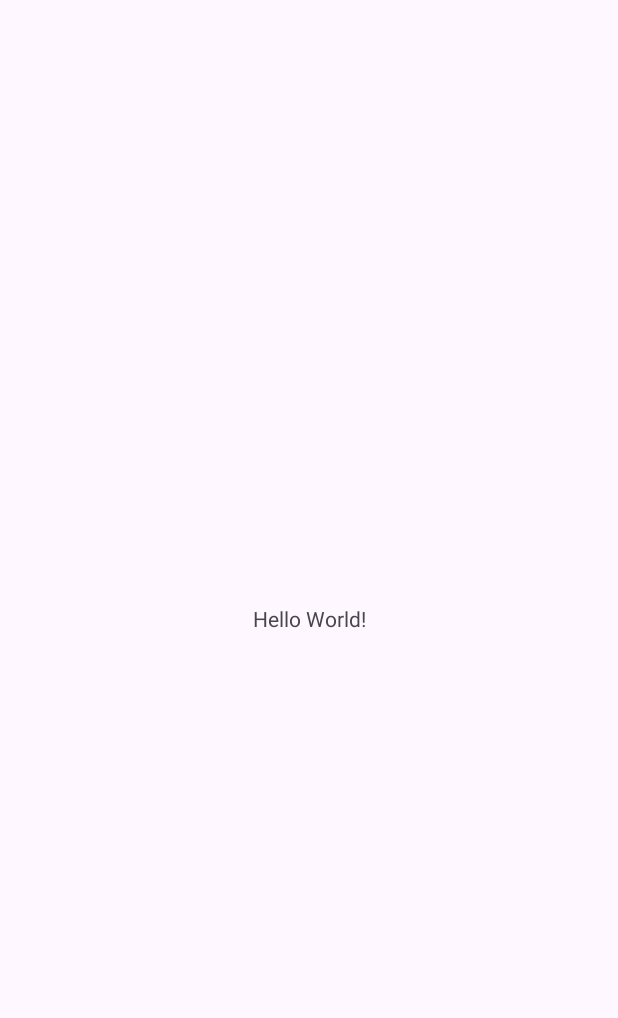
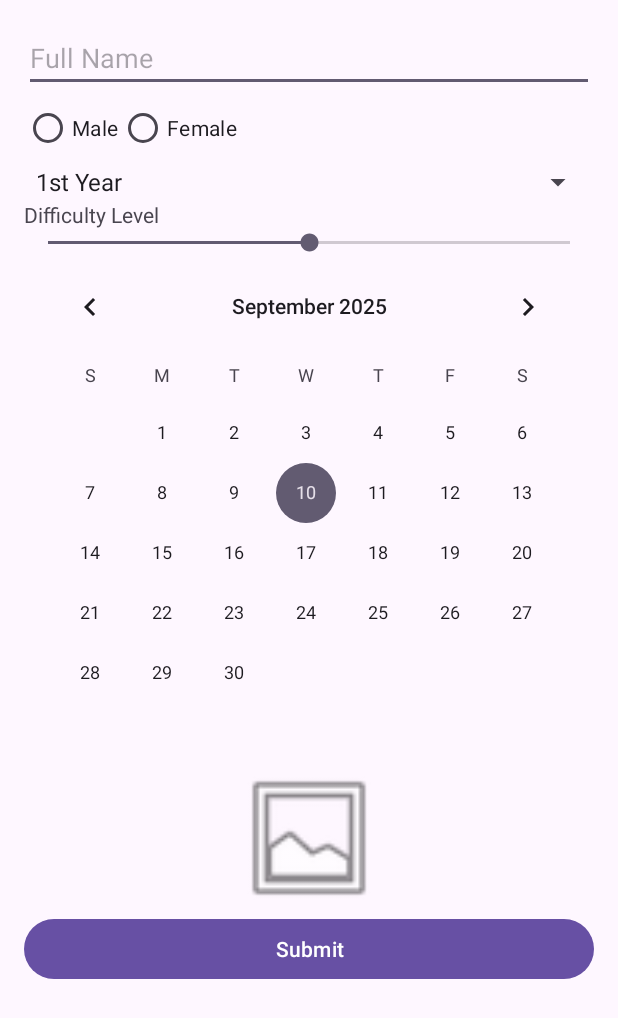
Before and after one commit to Andreas0x07/android-programming, an Android app: the screen it shows after launch (MainActivity), on a phone screen of 412 x 824 dp. Before the commit the part shown is almost empty. Shown: the top 1018 px of the screen. Run offline under Robolectric (Android 15) with nearby library versions, the phone set to English and light mode, and no system bars.

Commit message:
Add player registration form

```diff
--- a/app/src/main/java/com/example/bugsgame/MainActivity.kt
+++ b/app/src/main/java/com/example/bugsgame/MainActivity.kt
@@ -1,20 +1,107 @@
 package com.example.bugsgame
 
 import android.os.Bundle
-import androidx.activity.enableEdgeToEdge
+import android.view.View
+import android.widget.*
 import androidx.appcompat.app.AppCompatActivity
-import androidx.core.view.ViewCompat
-import androidx.core.view.WindowInsetsCompat
+import java.util.*
 
 class MainActivity : AppCompatActivity() {
+
+    // Data structure to hold user info
+    data class Player(
+        var fullName: String = "",
+        var gender: String = "",
+        var course: String = "",
+        var difficulty: Int = 0,
+        var birthDate: Calendar = Calendar.getInstance(),
+        var zodiac: String = ""
+    )
+
+    private val player = Player()
+
     override fun onCreate(savedInstanceState: Bundle?) {
         super.onCreate(savedInstanceState)
-        enableEdgeToEdge()
         setContentView(R.layout.activity_main)
-        ViewCompat.setOnApplyWindowInsetsListener(findViewById(R.id.main)) { v, insets ->
-            val systemBars = insets.getInsets(WindowInsetsCompat.Type.systemBars())
-            v.setPadding(systemBars.left, systemBars.top, systemBars.right, systemBars.bottom)
-            insets
+
+        // Find views
+        val etFullName: EditText = findViewById(R.id.etFullName)
+        val rgGender: RadioGroup = findViewById(R.id.rgGender)
+        val spCourse: Spinner = findViewById(R.id.spCourse)
+        val sbDifficulty: SeekBar = findViewById(R.id.sbDifficulty)
+        val cvBirthDate: CalendarView = findViewById(R.id.cvBirthDate)
+        val ivZodiac: ImageView = findViewById(R.id.ivZodiac)
+        val btnSubmit: Button = findViewById(R.id.btnSubmit)
+        val tvOutput: TextView = findViewById(R.id.tvOutput)
+
+        // Populate Spinner with courses (example: 1-5)
+        val courses = arrayOf("1st Year", "2nd Year", "3rd Year", "4th Year")
+        val adapter = ArrayAdapter(this, android.R.layout.simple_spinner_item, courses)
+        spCourse.adapter = adapter
+
+        // Calendar listener to update birth date
+        cvBirthDate.setOnDateChangeListener { _, year, month, day ->
+            player.birthDate.set(year, month, day)
+            player.zodiac = getZodiacSign(player.birthDate)
+            ivZodiac.setImageResource(getZodiacImage(player.zodiac))
+        }
+
+        // Submit button click
+        btnSubmit.setOnClickListener {
+            player.fullName = etFullName.text.toString()
+            val selectedGenderId = rgGender.checkedRadioButtonId
+            player.gender = if (selectedGenderId == R.id.rbMale) "Male" else "Female"
+            player.course = spCourse.selectedItem.toString()
+            player.difficulty = sbDifficulty.progress
+
+            // Display data
+            tvOutput.text = """
+                Full Name: ${player.fullName}
+                Gender: ${player.gender}
+                Course: ${player.course}
+                Difficulty: ${player.difficulty}
+                Birth Date: ${player.birthDate.get(Calendar.DAY_OF_MONTH)}/${player.birthDate.get(Calendar.MONTH) + 1}/${player.birthDate.get(Calendar.YEAR)}
+                Zodiac: ${player.zodiac}
+            """.trimIndent()
+        }
+    }
+
+    // Function to calculate zodiac sign
+    private fun getZodiacSign(date: Calendar): String {
+        val day = date.get(Calendar.DAY_OF_MONTH)
+        val month = date.get(Calendar.MONTH) + 1  // Months are 0-based
+        return when {
+            (month == 3 && day >= 21) || (month == 4 && day <= 19) -> "Aries"
+            (month == 4 && day >= 20) || (month == 5 && day <= 20) -> "Taurus"
+            (month == 5 && day >= 21) || (month == 6 && day <= 20) -> "Gemini"
+            (month == 6 && day >= 21) || (month == 7 && day <= 22) -> "Cancer"
+            (month == 7 && day >= 23) || (month == 8 && day <= 22) -> "Leo"
+            (month == 8 && day >= 23) || (month == 9 && day <= 22) -> "Virgo"
+            (month == 9 && day >= 23) || (month == 10 && day <= 22) -> "Libra"
+            (month == 10 && day >= 23) || (month == 11 && day <= 21) -> "Scorpio"
+            (month == 11 && day >= 22) || (month == 12 && day <= 21) -> "Sagittarius"
+            (month == 12 && day >= 22) || (month == 1 && day <= 19) -> "Capricorn"
+            (month == 1 && day >= 20) || (month == 2 && day <= 18) -> "Aquarius"
+            else -> "Pisces"
+        }
+    }
+
+    // Function to get zodiac image resource (add your drawable names)
+    private fun getZodiacImage(zodiac: String): Int {
+        return when (zodiac) {
+            "Aries" -> R.drawable.aries
+            "Taurus" -> R.drawable.taurus
+            "Gemini" -> R.drawable.gemini
+            "Cancer" -> R.drawable.cancer
+            "Leo" -> R.drawable.leo
+            "Virgo" -> R.drawable.virgo
+            "Libra" -> R.drawable.libra
+            "Scorpio" -> R.drawable.scorpio
+            "Sagittarius" -> R.drawable.sagittarius
+            "Capricorn" -> R.drawable.capricorn
+            "Aquarius" -> R.drawable.aquarius
+            "Pisces" -> R.drawable.pisces
+            else -> R.drawable.ic_launcher_background  // Fallback to app icon if no match
         }
     }
 }
--- a/app/src/main/res/layout/activity_main.xml
+++ b/app/src/main/res/layout/activity_main.xml
@@ -1,19 +1,80 @@
 <?xml version="1.0" encoding="utf-8"?>
-<androidx.constraintlayout.widget.ConstraintLayout xmlns:android="http://schemas.android.com/apk/res/android"
-    xmlns:app="http://schemas.android.com/apk/res-auto"
-    xmlns:tools="http://schemas.android.com/tools"
-    android:id="@+id/main"
+<LinearLayout
+    xmlns:android="http://schemas.android.com/apk/res/android"
     android:layout_width="match_parent"
     android:layout_height="match_parent"
-    tools:context=".MainActivity">
+    android:orientation="vertical"
+    android:padding="16dp">
 
+    <!-- Full Name -->
+    <EditText
+        android:id="@+id/etFullName"
+        android:layout_width="match_parent"
+        android:layout_height="wrap_content"
+        android:hint="Full Name" />
+
+    <!-- Gender -->
+    <RadioGroup
+        android:id="@+id/rgGender"
+        android:layout_width="match_parent"
+        android:layout_height="wrap_content"
+        android:orientation="horizontal">
+        <RadioButton
+            android:id="@+id/rbMale"
+            android:layout_width="wrap_content"
+            android:layout_height="wrap_content"
+            android:text="Male" />
+        <RadioButton
+            android:id="@+id/rbFemale"
+            android:layout_width="wrap_content"
+            android:layout_height="wrap_content"
+            android:text="Female" />
+    </RadioGroup>
+
+    <!-- Course (Spinner) -->
+    <Spinner
+        android:id="@+id/spCourse"
+        android:layout_width="match_parent"
+        android:layout_height="wrap_content" />
+
+    <!-- Difficulty Level (SeekBar) -->
     <TextView
         android:layout_width="wrap_content"
         android:layout_height="wrap_content"
-        android:text="Hello World!"
-        app:layout_constraintBottom_toBottomOf="parent"
-        app:layout_constraintEnd_toEndOf="parent"
-        app:layout_constraintStart_toStartOf="parent"
-        app:layout_constraintTop_toTopOf="parent" />
+        android:text="Difficulty Level" />
+    <SeekBar
+        android:id="@+id/sbDifficulty"
+        android:layout_width="match_parent"
+        android:layout_height="wrap_content"
+        android:max="10"
+        android:progress="5" />
 
-</androidx.constraintlayout.widget.ConstraintLayout>
+    <!-- Date of Birth (CalendarView) -->
+    <CalendarView
+        android:id="@+id/cvBirthDate"
+        android:layout_width="match_parent"
+        android:layout_height="wrap_content" />
+
+    <!-- Zodiac Sign Image -->
+    <ImageView
+        android:id="@+id/ivZodiac"
+        android:layout_width="100dp"
+        android:layout_height="100dp"
+        android:layout_gravity="center"
+        android:src="@android:drawable/ic_menu_gallery" />
+
+    <!-- Submit Button -->
+    <Button
+        android:id="@+id/btnSubmit"
+        android:layout_width="match_parent"
+        android:layout_height="wrap_content"
+        android:text="Submit" />
+
+    <!-- Output TextView -->
+    <TextView
+        android:id="@+id/tvOutput"
+        android:layout_width="match_parent"
+        android:layout_height="wrap_content"
+        android:text="" />
+
+</LinearLayout>
```
